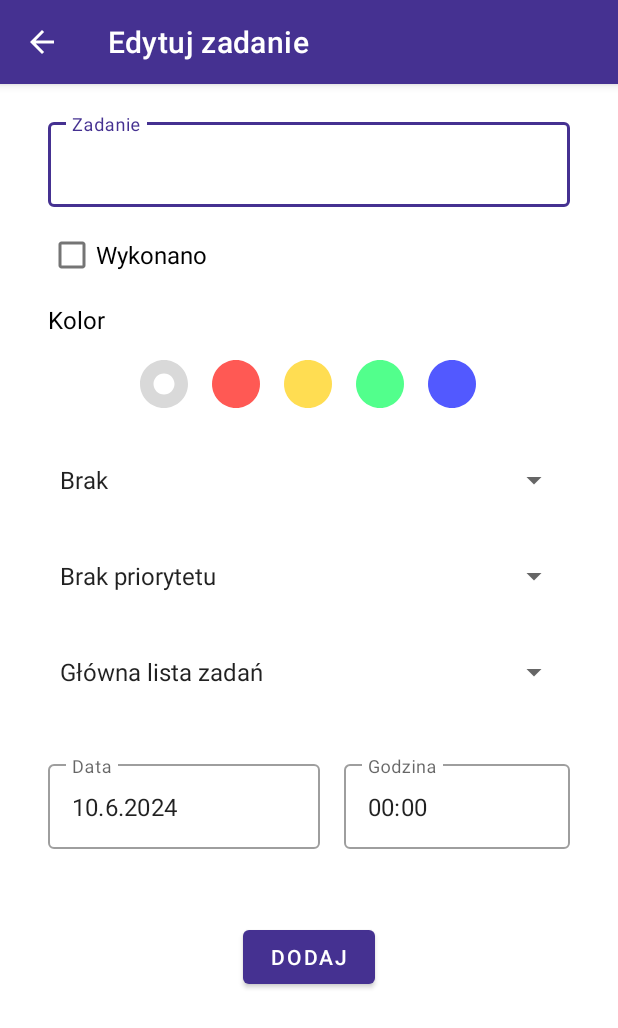
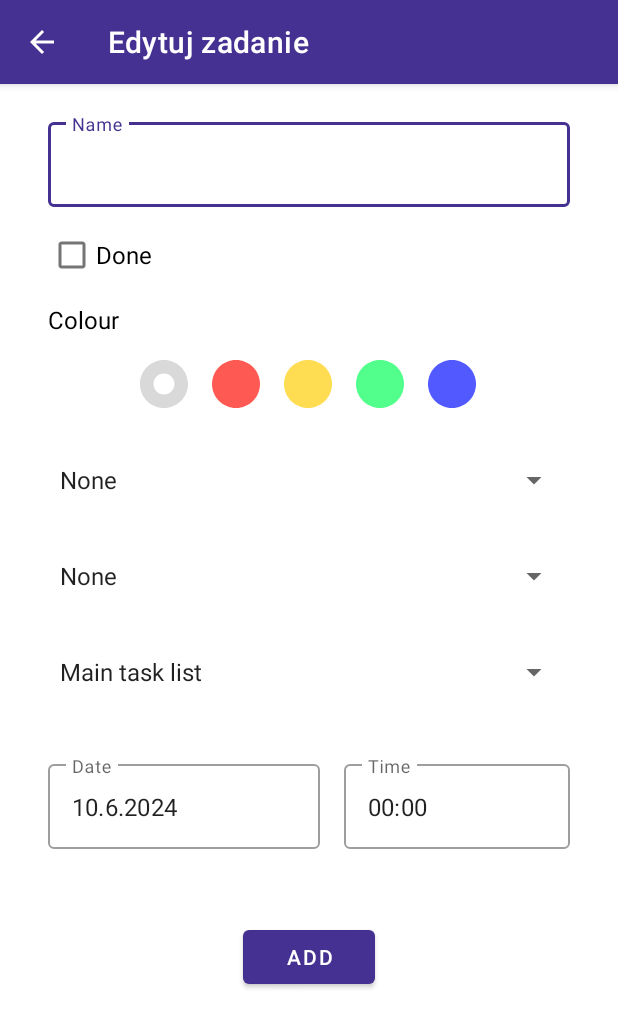
Before and after one commit to miskyy7507/nexttasks, an Android app: the TaskEditActivity screen opened directly, with no data from a screen before it, on a phone screen of 412 x 824 dp. Shown: the top 1028 px of the screen. Run offline under Robolectric (Android 15) with nearby library versions, the phone set to English and light mode, and no system bars; our stand-ins replace Room's generated code, navigation-ui.

Commit message:
Add translations (English, Polish)

```diff
--- a/app/src/main/java/com/mm/nexttasks/MainActivity.kt
+++ b/app/src/main/java/com/mm/nexttasks/MainActivity.kt
@@ -55,11 +55,11 @@ class MainActivity : AppCompatActivity() {
 
         val taskListsList = taskListDao!!.getAll()
 
-        navView.menu.add("Wszystkie listy zadań")
+        val allTaskListsMenuItem = navView.menu.add(getText(R.string.task_list_show_all))
         for (list in taskListsList) {
             navView.menu.add(list.name)
         }
-        supportActionBar?.title = "Wszystkie listy zadań"
+        supportActionBar?.title = getText(R.string.task_list_show_all)
 
         supportFragmentManager.beginTransaction()
             .replace(R.id.nav_host_fragment_content_main, TaskListFragment(null))
@@ -70,7 +70,7 @@ class MainActivity : AppCompatActivity() {
             // Get the selected item from the database
             val selectedItem = menuItem.title.toString()
             supportActionBar?.title = selectedItem
-            val taskList = if (selectedItem == "Wszystkie listy zadań") {null} else selectedItem
+            val taskList = if (menuItem.itemId == allTaskListsMenuItem.itemId) {null} else selectedItem
 
             // Update the fragment with the selected item's information
             supportFragmentManager.beginTransaction()
--- a/app/src/main/java/com/mm/nexttasks/MainApp.kt
+++ b/app/src/main/java/com/mm/nexttasks/MainApp.kt
@@ -15,9 +15,7 @@ class MainApp : Application() {
 
         // if no task lists, create a new, 'main' one
         if (database!!.taskListDao().getAll().isEmpty()) {
-            database!!.taskListDao().insert(TaskList(0, "Główna lista zadań"))
-            database!!.taskListDao().insert(TaskList(0, "Poboczna lista zadań"))
-            database!!.taskListDao().insert(TaskList(0, "Lista zadań nr 3"))
+            database!!.taskListDao().insert(TaskList(0, getText(R.string.default_task_list_main).toString()))
         }
     }
 
--- a/app/src/main/java/com/mm/nexttasks/TaskEditActivity.kt
+++ b/app/src/main/java/com/mm/nexttasks/TaskEditActivity.kt
@@ -62,7 +62,11 @@ class TaskEditActivity : AppCompatActivity() {
         prioritySpinner = binding.taskPrioritySpinner
         taskListSpinner = binding.taskListPicker
 
-        val categories = (listOf(Category(0, "Brak")) + categoryDao.getAll() + listOf(Category(-1, "Nowa kategoria..."))).toMutableList()
+        val categories = (
+                listOf(Category(0, getText(R.string.none).toString()))
+                    + categoryDao.getAll()
+                    + listOf(Category(-1, getText(R.string.new_category_item).toString()))
+                ).toMutableList()
         val categorySpinnerAdapter = ArrayAdapter(this, android.R.layout.simple_spinner_item, categories)
         categorySpinnerAdapter.setDropDownViewResource(android.R.layout.simple_spinner_dropdown_item)
         categorySpinner.adapter = categorySpinnerAdapter
@@ -78,14 +82,14 @@ class TaskEditActivity : AppCompatActivity() {
             ) {
                 if (position == categories.size -1) { // last item is the "New..." item
                     categorySpinner.setSelection(categorySpinnerPosition)
-                    val builder = AlertDialog.Builder(binding.root.context)
-                    builder.setTitle("Dodaj nową kategorie")
+                    val alertDialog = AlertDialog.Builder(binding.root.context)
+                    alertDialog.setTitle(getText(R.string.new_category_add_dialog))
 
                     val input = EditText(binding.root.context)
                     input.inputType = InputType.TYPE_CLASS_TEXT
-                    builder.setView(input)
+                    alertDialog.setView(input)
 
-                    builder.setPositiveButton("Dodaj") { dialog, _ ->
+                    alertDialog.setPositiveButton(getText(R.string.add)) { dialog, _ ->
                         val newItem = input.text.toString()
                         if (newItem.isNotBlank()) {
                             val newlyInsertedCategoryId = categoryDao.insert(Category(0, newItem))
@@ -96,9 +100,9 @@ class TaskEditActivity : AppCompatActivity() {
                         }
                     }
 
-                    builder.setNegativeButton("Anuluj") { dialog, _ -> dialog.cancel() }
+                    alertDialog.setNegativeButton(getText(R.string.cancel)) { dialog, _ -> dialog.cancel() }
 
-                    builder.show()
+                    alertDialog.show()
                 } else {
                     categorySpinnerPosition = categorySpinner.selectedItemPosition
                 }
@@ -107,7 +111,11 @@ class TaskEditActivity : AppCompatActivity() {
             override fun onNothingSelected(parent: AdapterView<*>?) {} // Do nothing
         }
 
-        val priorities = (listOf(Priority(0, "Brak priorytetu")) + priorityDao.getAll() + listOf(Priority(-1, "Nowy rodzaj priorytetu..."))).toMutableList()
+        val priorities = (
+                listOf(Priority(0, getText(R.string.none).toString()))
+                    + priorityDao.getAll()
+                    + listOf(Priority(-1, getText(R.string.new_priority_item).toString()))
+                ).toMutableList()
         val prioritySpinnerAdapter = ArrayAdapter(this, android.R.layout.simple_spinner_item, priorities)
         prioritySpinnerAdapter.setDropDownViewResource(android.R.layout.simple_spinner_dropdown_item)
         prioritySpinner.adapter = prioritySpinnerAdapter
@@ -123,14 +131,14 @@ class TaskEditActivity : AppCompatActivity() {
             ) {
                 if (position == priorities.size -1) { // last item is the "New..." item
                     prioritySpinner.setSelection(prioritySpinnerPosition)
-                    val builder = AlertDialog.Builder(binding.root.context)
-                    builder.setTitle("Dodaj nowy rodzaj priorytetu")
+                    val alertDialog = AlertDialog.Builder(binding.root.context)
+                    alertDialog.setTitle(getText(R.string.new_category_add_dialog))
 
                     val input = EditText(binding.root.context)
                     input.inputType = InputType.TYPE_CLASS_TEXT
-                    builder.setView(input)
+                    alertDialog.setView(input)
 
-                    builder.setPositiveButton("Dodaj") { dialog, _ ->
+                    alertDialog.setPositiveButton(getText(R.string.add)) { dialog, _ ->
                         val newItem = input.text.toString()
                         if (newItem.isNotBlank()) {
                             val newlyInsertedPriorityId = priorityDao.insert(Priority(0, newItem))
@@ -140,9 +148,9 @@ class TaskEditActivity : AppCompatActivity() {
                         }
                     }
 
-                    builder.setNegativeButton("Anuluj") { dialog, _ -> dialog.cancel() }
+                    alertDialog.setNegativeButton(getText(R.string.cancel)) { dialog, _ -> dialog.cancel() }
 
-                    builder.show()
+                    alertDialog.show()
                 } else {
                     prioritySpinnerPosition = prioritySpinner.selectedItemPosition
                 }
@@ -183,8 +191,7 @@ class TaskEditActivity : AppCompatActivity() {
 
             taskDao.insert(taskToAdd)
 
-            Toast.makeText(this, "Added new task", Toast.LENGTH_LONG).show()
-
+            Toast.makeText(this, getText(R.string.task_added_info), Toast.LENGTH_SHORT).show()
         }
 
         taskDeadlineCalendar = Calendar.getInstance()
--- a/app/src/main/java/com/mm/nexttasks/ui/taskList/TaskListFragment.kt
+++ b/app/src/main/java/com/mm/nexttasks/ui/taskList/TaskListFragment.kt
@@ -13,6 +13,7 @@ import com.google.android.material.snackbar.BaseTransientBottomBar.BaseCallback
 import com.google.android.material.snackbar.Snackbar
 import com.google.android.material.snackbar.Snackbar.Callback
 import com.mm.nexttasks.MainApp
+import com.mm.nexttasks.R
 import com.mm.nexttasks.databinding.FragmentHomeBinding
 import com.mm.nexttasks.db.AppDatabase
 import com.mm.nexttasks.db.dao.TaskDao
@@ -62,8 +63,8 @@ class TaskListFragment(selectedItemNames: String?) : Fragment() {
 
                 adapter.removeAt(position)
 
-                Snackbar.make(requireView(), "Zadanie usunięte", Snackbar.LENGTH_LONG)
-                    .setAction("Cofnij") {
+                Snackbar.make(requireView(), getText(R.string.task_added_info), Snackbar.LENGTH_LONG)
+                    .setAction(getText(R.string.undo)) {
                         adapter.insertAt(position, taskToRemove)
                         recyclerView.scrollToPosition(position)
                     }
--- a/app/src/main/res/layout/activity_task_edit.xml
+++ b/app/src/main/res/layout/activity_task_edit.xml
@@ -22,7 +22,7 @@
             android:layout_marginTop="20dp"
             android:autofillHints=""
             android:ems="10"
-            android:hint="Zadanie"
+            android:hint="@string/name"
             android:inputType="text"
             android:textSize="20sp"
             app:layout_constraintEnd_toEndOf="parent"
@@ -41,7 +41,7 @@
             android:layout_width="0dp"
             android:layout_height="wrap_content"
             android:layout_marginTop="8dp"
-            android:text="Wykonano"
+            android:text="@string/done"
             android:textSize="16sp"
             app:layout_constraintEnd_toEndOf="parent"
             app:layout_constraintStart_toStartOf="parent"
@@ -52,7 +52,7 @@
             android:layout_width="wrap_content"
             android:layout_height="wrap_content"
             android:layout_marginTop="8dp"
-            android:text="Kolor"
+            android:text="@string/color"
             android:textColor="@color/black"
             android:textSize="16sp"
             app:layout_constraintEnd_toEndOf="parent"
@@ -80,7 +80,7 @@
                 android:buttonTint="@color/task_tab_color_gray"
                 android:buttonTintMode="multiply"
                 android:checked="true"
-                android:contentDescription="Brak" />
+                android:contentDescription="@string/none" />
 
             <RadioButton
                 android:id="@+id/colorRedChoice"
@@ -89,7 +89,7 @@
                 android:button="@drawable/color_chooser_radio_btn"
                 android:buttonTint="@color/task_tab_color_red"
                 android:buttonTintMode="multiply"
-                android:contentDescription="Czerwony" />
+                android:contentDescription="@string/color_picker_red" />
 
             <RadioButton
                 android:id="@+id/colorYellowChoice"
@@ -98,7 +98,7 @@
                 android:button="@drawable/color_chooser_radio_btn"
                 android:buttonTint="@color/task_tab_color_yellow"
                 android:buttonTintMode="multiply"
-                android:contentDescription="Żółty" />
+                android:contentDescription="@string/color_picker_yellow" />
 
             <RadioButton
                 android:id="@+id/colorGreenChoice"
@@ -107,7 +107,7 @@
                 android:button="@drawable/color_chooser_radio_btn"
                 android:buttonTint="@color/task_tab_color_green"
                 android:buttonTintMode="multiply"
-                android:contentDescription="Zielony" />
+                android:contentDescription="@string/color_picker_green" />
 
             <RadioButton
                 android:id="@+id/colorBlueChoice"
@@ -116,7 +116,7 @@
                 android:button="@drawable/color_chooser_radio_btn"
                 android:buttonTint="@color/task_tab_color_blue"
                 android:buttonTintMode="multiply"
-                android:contentDescription="Niebieski" />
+                android:contentDescription="@string/color_picker_blue" />
 
         </RadioGroup>
 
@@ -169,7 +169,7 @@
                 android:layout_weight="1"
                 android:autofillHints=""
                 android:ems="10"
-                android:hint="Data"
+                android:hint="@string/date"
                 android:clickable="false"
                 android:inputType="none"
                 android:textSize="20sp">
@@ -194,7 +194,7 @@
                 android:layout_weight="1"
                 android:autofillHints=""
                 android:ems="10"
-                android:hint="Godzina"
+                android:hint="@string/time"
                 android:clickable="false"
                 android:inputType="none"
                 android:textSize="20sp">
@@ -216,7 +216,7 @@
             android:layout_height="wrap_content"
             android:layout_marginTop="32dp"
             android:layout_marginBottom="24dp"
-            android:text="Dodaj"
+            android:text="@string/add"
             app:layout_constraintBottom_toBottomOf="parent"
             app:layout_constraintEnd_toEndOf="parent"
             app:layout_constraintStart_toStartOf="parent"
--- a/app/src/main/res/layout/fragment_home.xml
+++ b/app/src/main/res/layout/fragment_home.xml
@@ -29,7 +29,7 @@
             android:id="@+id/textView6"
             android:layout_width="match_parent"
             android:layout_height="wrap_content"
-            android:text="Brak zadań"
+            android:text="@string/no_tasks_tip1"
             android:textAlignment="center"
             android:textSize="24sp" />
 
@@ -38,7 +38,7 @@
             android:layout_width="match_parent"
             android:layout_height="wrap_content"
             android:paddingTop="8dp"
-            android:text="Kliknij + aby dodać pierwsze zadanie"
+            android:text="@string/no_tasks_tip2"
             android:textAlignment="center"
             android:textSize="16sp" />
     </LinearLayout>
--- a/app/src/main/res/menu/activity_main_drawer.xml
+++ b/app/src/main/res/menu/activity_main_drawer.xml
@@ -7,6 +7,6 @@
         <item
             android:id="@+id/nav_home"
             android:icon="@drawable/ic_menu_camera"
-            android:title="@string/menu_home" />
+            android:title="Home" />
     </group>
 </menu>
--- a/app/src/main/res/navigation/mobile_navigation.xml
+++ b/app/src/main/res/navigation/mobile_navigation.xml
@@ -8,7 +8,7 @@
     <fragment
         android:id="@+id/nav_home"
         android:name="com.mm.nexttasks.ui.taskList.TaskListFragment"
-        android:label="@string/menu_home"
+        android:label="Home"
         tools:layout="@layout/fragment_home" >
         <action
             android:id="@+id/action_nav_home_to_task_edit_activity"
--- a/app/src/main/res/values/strings.xml
+++ b/app/src/main/res/values/strings.xml
@@ -1,15 +1,12 @@
 <resources>
-    <string name="app_name">NextTasks</string>
-    <string name="navigation_drawer_open">Open navigation drawer</string>
-    <string name="navigation_drawer_close">Close navigation drawer</string>
-    <string name="nav_header_title">Android Studio</string>
-    <string name="nav_header_subtitle">android.studio@android.com</string>
-    <string name="nav_header_desc">Navigation header</string>
+    <string name="app_name" translatable="false">NextTasks</string>
+    <string name="navigation_drawer_open">Open side menu</string>
+    <string name="navigation_drawer_close">Close side menu</string>
     <string name="action_settings">Settings</string>
 
-    <string name="menu_home">Home</string>
-    <string name="menu_gallery">Gallery</string>
-    <string name="menu_slideshow">Slideshow</string>
+    <string name="nav_header_title" translatable="false">NextTasks</string>
+    <string name="nav_header_subtitle">Apps for task management</string>
+    <string name="nav_header_desc">Side menu header</string>
 
     <string-array name="task_names">
         <item>Wyrzucić śmieci</item>
@@ -40,4 +37,27 @@
         <item>Do końca dnia</item>
         <item>Do końca dnia</item>
     </string-array>
+    <string name="default_task_list_main">Main task list</string>
+    <string name="task_list_show_all">All task lists</string>
+    <string name="none">None</string>
+    <string name="new_category_item">New category...</string>
+    <string name="new_category_add_dialog">Add new category</string>
+    <string name="add">Add</string>
+    <string name="cancel">Cancel</string>
+    <string name="undo">Undo</string>
+    <string name="new_priority_item">New priority...</string>
+    <string name="new_priority_add_dialog">Add new priority</string>
+    <string name="task_added_info">Added new task</string>
+    <string name="task_deleted_info">Task deleted</string>
+    <string name="done">Done</string>
+    <string name="color">Colour</string>
+    <string name="color_picker_red">Red</string>
+    <string name="color_picker_yellow">Yellow</string>
+    <string name="color_picker_green">Green</string>
+    <string name="color_picker_blue">Blue</string>
+    <string name="date">Date</string>
+    <string name="time">Time</string>
+    <string name="name">Name</string>
+    <string name="no_tasks_tip1">No tasks</string>
+    <string name="no_tasks_tip2">Click + to add the first task.</string>
 </resources>
```
Also changed, not shown: 1 other file.
